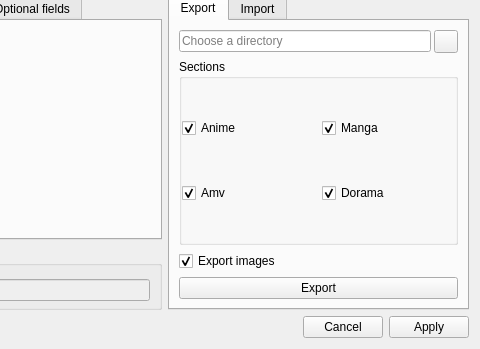
LibertaSoft/DatabaseAnime, file formsettings.ui: the form before one commit; both pictures show x 151 to 631 and y 111 to 460 of the 631 by 460 pixel window.
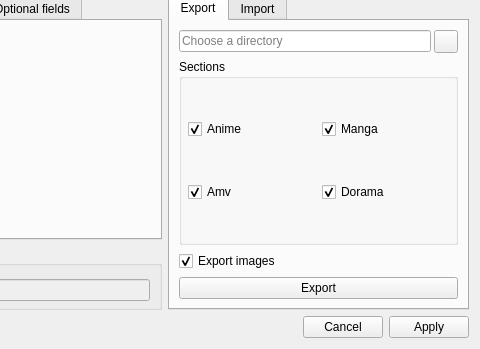
The form after the commit. The open tabs and pages were chosen to show the change. Icons and pictures are not drawn.

Commit message: Fix: Проблемы с кодировкой при экспортировании, на платформе windows.

What changed in the file:
```diff
--- a/formsettings.ui
+++ b/formsettings.ui
@@ -490,16 +490,16 @@
            </property>
            <layout class="QGridLayout" name="gridLayout">
             <property name="leftMargin">
-             <number>0</number>
+             <number>6</number>
             </property>
             <property name="topMargin">
-             <number>0</number>
+             <number>3</number>
             </property>
             <property name="rightMargin">
-             <number>0</number>
+             <number>6</number>
             </property>
             <property name="bottomMargin">
-             <number>0</number>
+             <number>3</number>
             </property>
             <item row="0" column="0">
              <widget class="QCheckBox" name="CBox_ExAnime">
```
The commit also changes 3 other files.
